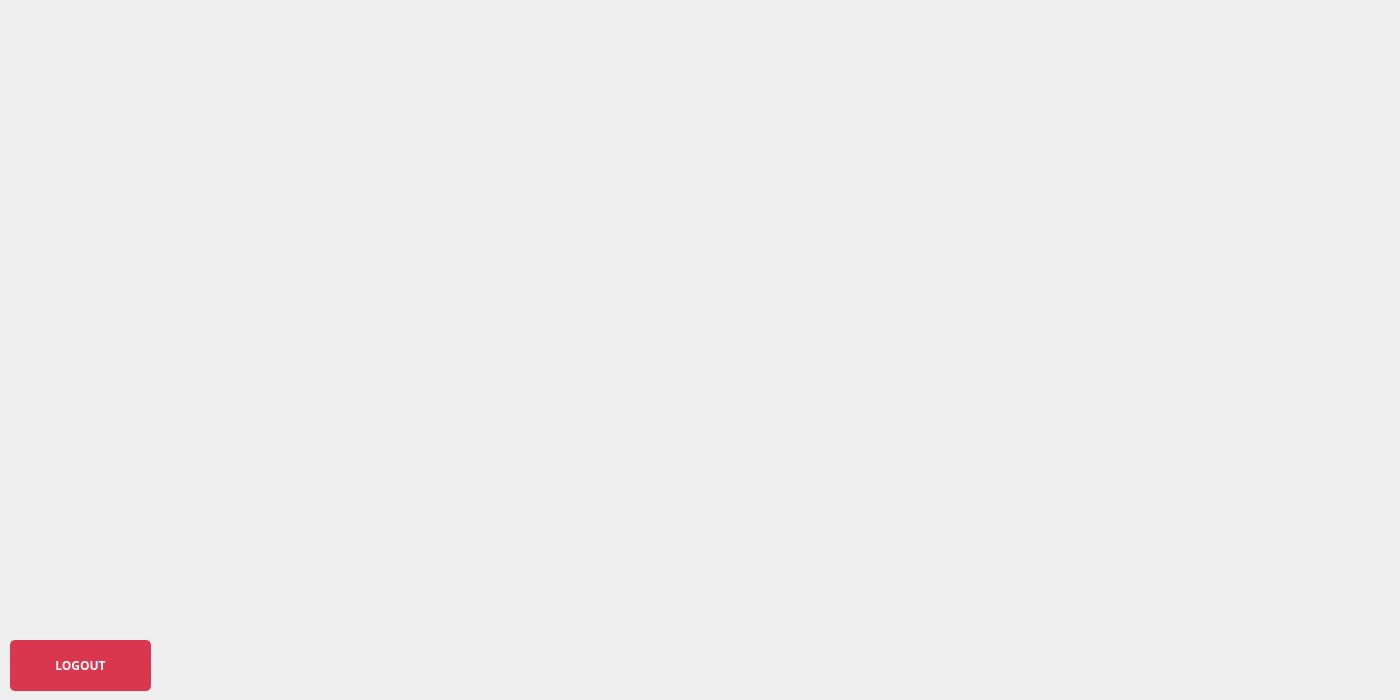
The window that 3_Solution/Client/frontend/clientwindow.ui (albudimitrie/travel-app) describes before a commit, drawn with Qt 5.
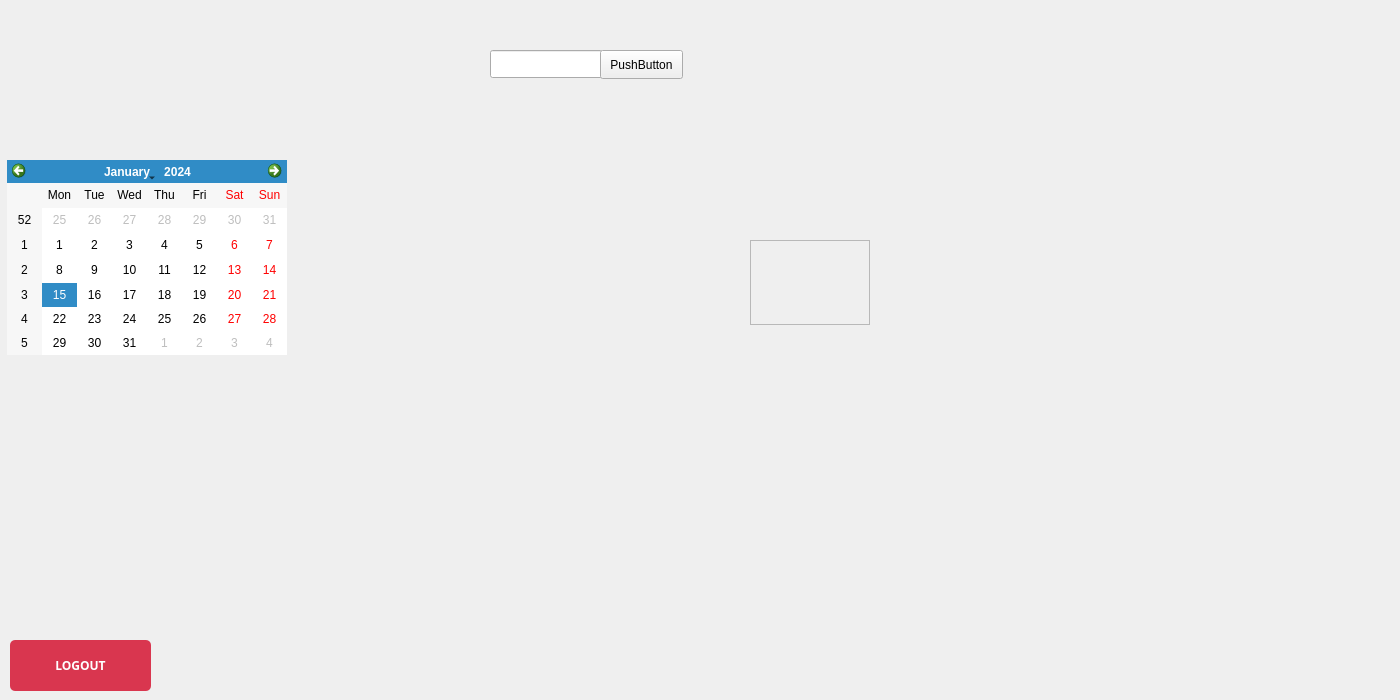
The same window after the commit. Icons and pictures are not drawn.

Patch:
```diff
--- a/3_Solution/Client/frontend/clientwindow.ui
+++ b/3_Solution/Client/frontend/clientwindow.ui
@@ -24,10 +24,10 @@
    <widget class="QFrame" name="frame">
     <property name="geometry">
      <rect>
-      <x>10</x>
-      <y>150</y>
-      <width>271</width>
-      <height>271</height>
+      <x>40</x>
+      <y>380</y>
+      <width>221</width>
+      <height>161</height>
      </rect>
     </property>
     <property name="styleSheet">
@@ -103,6 +103,62 @@
      <string>LOGOUT</string>
     </property>
    </widget>
+   <widget class="QCalendarWidget" name="calendarWidget">
+    <property name="geometry">
+     <rect>
+      <x>7</x>
+      <y>160</y>
+      <width>280</width>
+      <height>195</height>
+     </rect>
+    </property>
+   </widget>
+   <widget class="QLineEdit" name="searchBar">
+    <property name="geometry">
+     <rect>
+      <x>490</x>
+      <y>50</y>
+      <width>113</width>
+      <height>28</height>
+     </rect>
+    </property>
+   </widget>
+   <widget class="QPushButton" name="searchButton">
+    <property name="geometry">
+     <rect>
+      <x>600</x>
+      <y>50</y>
+      <width>83</width>
+      <height>29</height>
+     </rect>
+    </property>
+    <property name="text">
+     <string>PushButton</string>
+    </property>
+   </widget>
+   <widget class="QScrollArea" name="scrollArea">
+    <property name="geometry">
+     <rect>
+      <x>750</x>
+      <y>240</y>
+      <width>120</width>
+      <height>85</height>
+     </rect>
+    </property>
+    <property name="widgetResizable">
+     <bool>true</bool>
+    </property>
+    <widget class="QWidget" name="scrollAreaWidgetContents">
+     <property name="geometry">
+      <rect>
+       <x>0</x>
+       <y>0</y>
+       <width>118</width>
+       <height>83</height>
+      </rect>
+     </property>
+    </widget>
+   </widget>
   </widget>
  </widget>
  <resources/>
```
